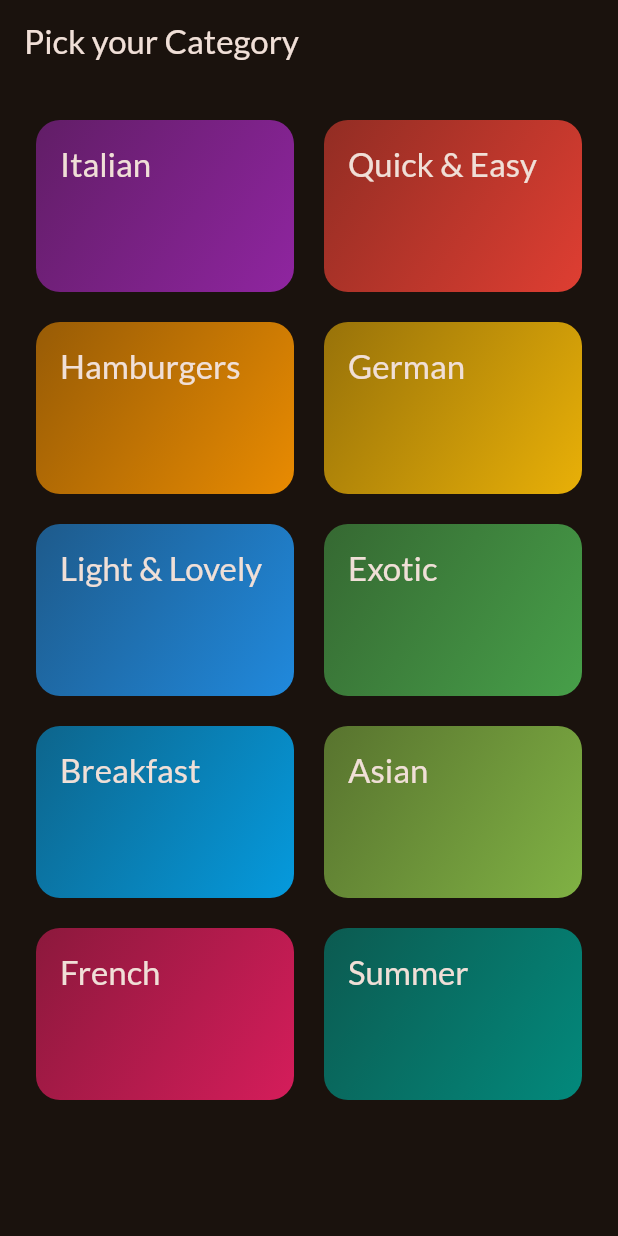
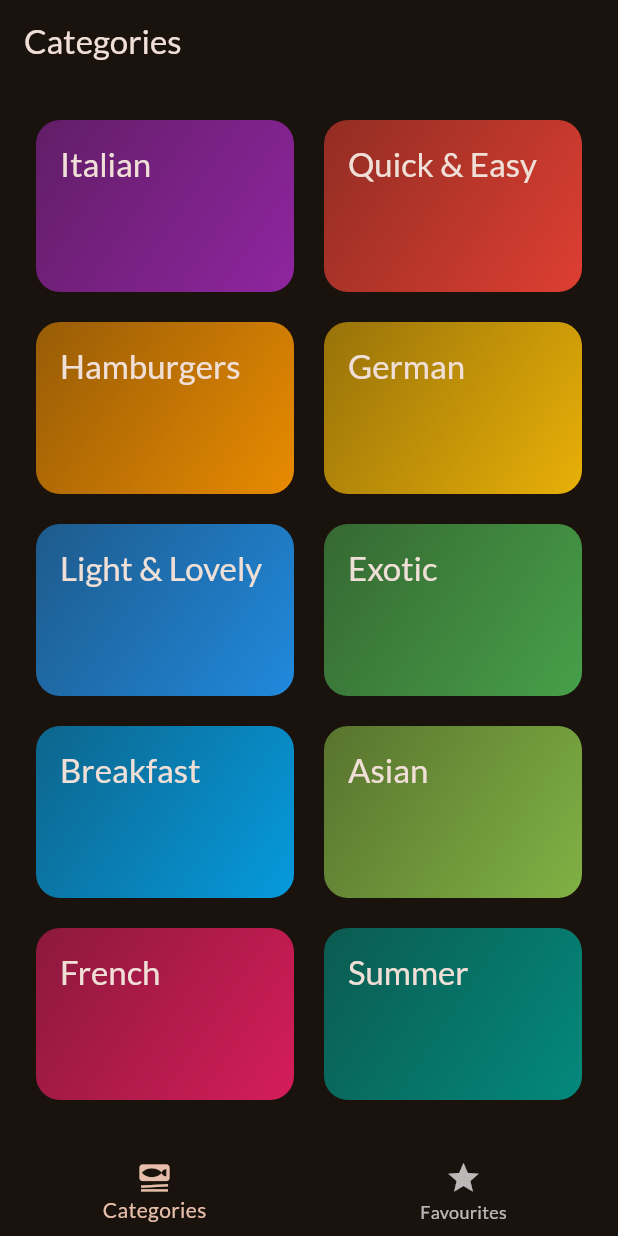
Before and after one commit to tonylifu/meals, a Flutter app: the screen it shows after launch, on a phone screen of 412 x 824 dp. Run offline on Flutter 3.47's test engine with Material 2 defaults, Android fonts, the phone set to English and light mode, and no system bars; our stand-ins replace google_fonts, transparent_image.

Commit message:
adds tab

```diff
--- a/lib/main.dart
+++ b/lib/main.dart
@@ -1,6 +1,7 @@
 import 'package:flutter/material.dart';
 import 'package:google_fonts/google_fonts.dart';
 import 'package:meals/screens/categories_screen.dart';
+import 'package:meals/screens/tab_screen.dart';
 
 final theme = ThemeData(
   useMaterial3: true,
@@ -22,7 +23,7 @@ class App extends StatelessWidget {
   Widget build(BuildContext context) {
     return MaterialApp(
       theme: theme,
-      home: const CategoriesScreen(),
+      home: const TabScreen(),
     );
   }
 }
--- a/lib/screens/categories_screen.dart
+++ b/lib/screens/categories_screen.dart
@@ -5,17 +5,15 @@ import 'package:meals/screens/meals_screen.dart';
 import 'package:meals/widgets/category_grid_item.dart';
 
 class CategoriesScreen extends StatelessWidget {
-  const CategoriesScreen({super.key});
+  final Function() onMarkAsFavourite;
+  const CategoriesScreen({
+    super.key,
+    required this.onMarkAsFavourite,
+  });
 
   @override
   Widget build(BuildContext context) {
-    return Scaffold(
-      appBar: AppBar(
-        title: const Text(
-          'Pick your Category',
-        ),
-      ),
-      body: GridView(
+    return GridView(
       padding: const EdgeInsets.all(24),
       gridDelegate: const SliverGridDelegateWithFixedCrossAxisCount(
         crossAxisCount: 2,
@@ -30,7 +28,6 @@ class CategoriesScreen extends StatelessWidget {
             onSelectCategory: () => _selectCategory(context, category),
           ),
       ],
-      ),
     );
   }
 
@@ -43,6 +40,7 @@ class CategoriesScreen extends StatelessWidget {
         builder: (ctx) => MealScreen(
           title: category.title,
           meals: meals,
+          onMarkAsFavourite: onMarkAsFavourite,
         ),
       ),
     );
--- /dev/null
+++ b/lib/screens/tab_screen.dart
@@ -0,0 +1,88 @@
+import 'package:flutter/material.dart';
+import 'package:meals/model/meal.dart';
+import 'package:meals/screens/categories_screen.dart';
+import 'package:meals/screens/meals_screen.dart';
+
+class TabScreen extends StatefulWidget {
+  const TabScreen({super.key});
+  @override
+  State<TabScreen> createState() {
+    return _TabScreenState();
+  }
+}
+
+class _TabScreenState extends State<TabScreen> {
+  int _selectedTabIndex = 0;
+  final List<Meal> _favouriteMeals = [];
+
+  void _showInfoMessage(String message) {
+    ScaffoldMessenger.of(context).clearSnackBars();
+    ScaffoldMessenger.of(context).showSnackBar(
+      SnackBar(
+        content: Text(
+          message,
+        ),
+      ),
+    );
+  }
+
+  void _markMealAsFavourite(Meal meal) {
+    final isNotContain = !_favouriteMeals.contains(meal);
+    setState(() {
+      if (isNotContain) {
+        _favouriteMeals.add(meal);
+        _showInfoMessage('${meal.title} is marked as favourite!');
+      } else {
+        _favouriteMeals.remove(meal);
+        _showInfoMessage('${meal.title} is no longer marked as favourite!');
+      }
+    });
+  }
+
+  void _selectTab(int index) {
+    if (_selectedTabIndex != index) {
+      setState(() {
+        _selectedTabIndex = index;
+      });
+    }
+  }
+
+  @override
+  Widget build(BuildContext context) {
+    Widget activeScreen = CategoriesScreen(
+      onMarkAsFavourite: () => _markMealAsFavourite,
+    );
+    var activeScreenTitle = "Categories";
+    if (_selectedTabIndex == 1) {
+      activeScreenTitle = "Your Favourites";
+      activeScreen = MealScreen(
+        meals: _favouriteMeals,
+        onMarkAsFavourite: () => _markMealAsFavourite,
+      );
+    }
+    return Scaffold(
+      appBar: AppBar(
+        title: Text(activeScreenTitle),
+      ),
+      body: activeScreen,
+      bottomNavigationBar: BottomNavigationBar(
+        onTap: (index) => _selectTab(index),
+        currentIndex: _selectedTabIndex,
+        items: const [
+          BottomNavigationBarItem(
+            icon: Icon(
+              Icons.set_meal,
+            ),
+            label: 'Categories',
+          ),
+          BottomNavigationBarItem(
+            icon: Icon(
+              Icons.star,
+            ),
+            label: 'Favourites',
+          ),
+        ],
+      ),
+    );
+  }
+}
```
Also changed, not shown: lib/screens/meal_detail_screen.dart (added, +102 -0 lines), lib/screens/meal_item.dart (+47 -2 lines), lib/screens/meals_screen.dart (+10 -3 lines), lib/widgets/meal_item_trait.dart (added, +33 -0 lines). Lines whose indentation alone changed are shown as unchanged.
